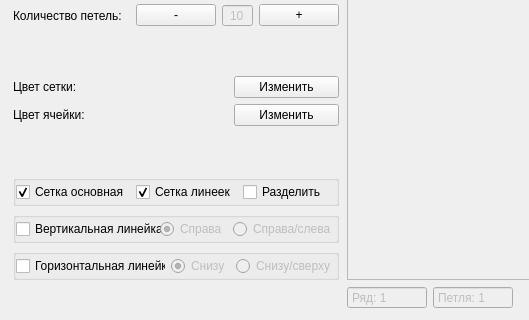
Qt form mainwindow.ui (MegaSamuel/PatternDraw) before a commit; both pictures show x 0 to 529 and y 111 to 431 of the 760 by 431 pixel window.
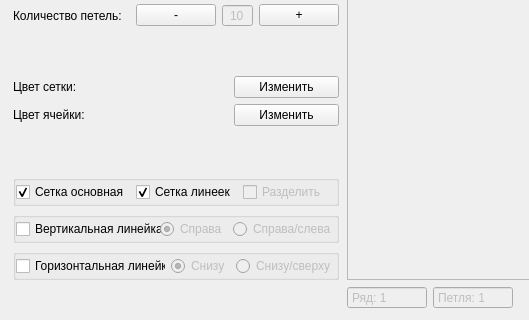
The same form after that commit. Custom widgets are drawn as their Qt base class.

Commit message: ft-cell-split : изначально делилка неактивна

The edit to the form file:
```diff
--- a/mainwindow.ui
+++ b/mainwindow.ui
@@ -477,6 +477,9 @@
             </item>
             <item>
              <widget class="QCheckBox" name="checkBoxSplit">
+              <property name="enabled">
+               <bool>false</bool>
+              </property>
               <property name="text">
                <string>Разделить</string>
               </property>
```
The commit also changes 2 other files.
